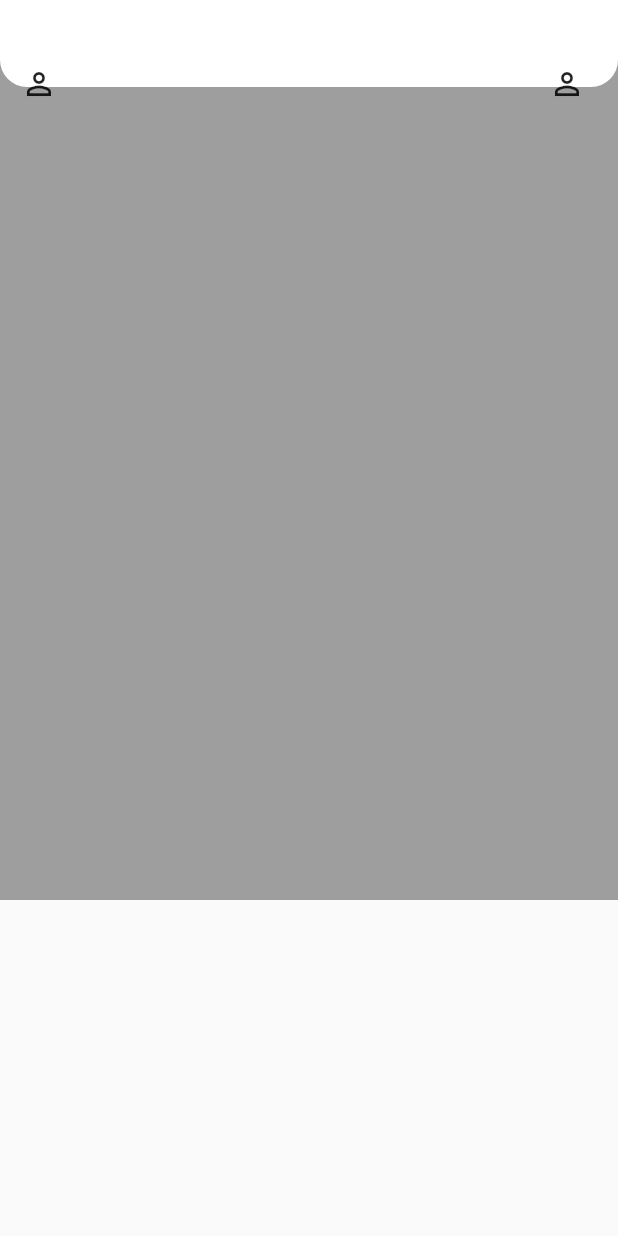
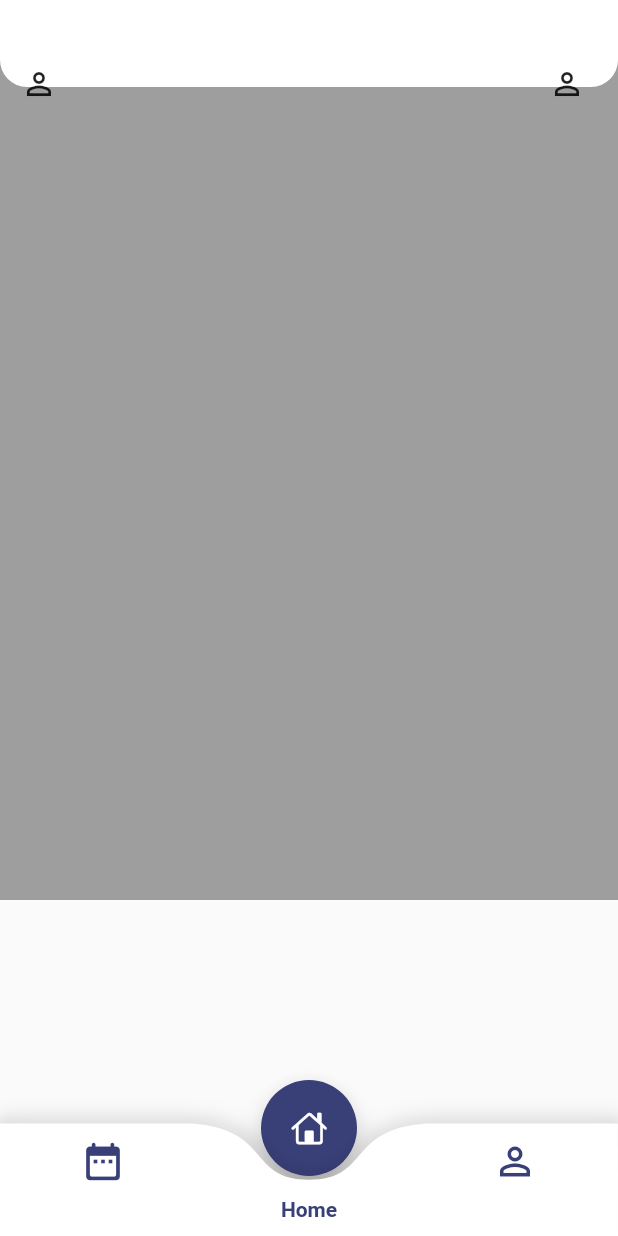
Before and after one commit to kucc1997/KUCCApp, a Flutter app: the Home screen opened by its route, on a phone screen of 412 x 824 dp. Run offline on Flutter 3.47's test engine with Material 2 defaults, Android fonts, the phone set to English and light mode, and no system bars; our stand-ins replace flutter_hooks, go_router, google_fonts, timelines; statements that could not run were skipped.

Commit message:
Add: navigation bar with custom curve

```diff
--- a/lib/routes.dart
+++ b/lib/routes.dart
@@ -1,5 +1,6 @@
 import 'package:go_router/go_router.dart';
 import 'package:flutter/material.dart';
+import 'package:kucc_app/views/components/scaffold_with_nav_bar.dart';
 import 'package:kucc_app/views/pages/home/home.dart';
 import 'package:kucc_app/views/pages/signup_login/login_signup.dart';
 import 'package:kucc_app/views/pages/timeline/timeline.dart';
@@ -12,18 +13,12 @@ GoRouter goRouter = GoRouter(routes: [
         return const LoginSignUp();
       },
       routes: [
-        GoRoute(
-            name: "home",
-            path: "home",
-            builder: (BuildContext context, GoRouterState state) {
-              return Home();
-            }),
-        GoRoute(
-            name: "settings",
-            path: "settings",
-            builder: (BuildContext context, GoRouterState state) {
-              return const Text("");
-            }),
+        StatefulShellRoute.indexedStack(
+            builder: (context, state, navigationShell) {
+              return ScaffoldWithNavBar(navigationShell: navigationShell);
+            },
+            branches: [
+              StatefulShellBranch(routes: [
                 GoRoute(
                     name: "events",
                     path: "events",
@@ -31,4 +26,38 @@ GoRouter goRouter = GoRouter(routes: [
                       return const TimeLine();
                     }),
               ]),
+              StatefulShellBranch(routes: [
+                GoRoute(
+                    name: "home",
+                    path: "home",
+                    builder: (BuildContext context, GoRouterState state) {
+                      return Home();
+                    }),
+              ]),
+              StatefulShellBranch(routes: [
+                GoRoute(
+                    name: "settings",
+                    path: "settings",
+                    builder: (BuildContext context, GoRouterState state) {
+                      return const Text("");
+                    }),
+              ]),
+            ])
+      ]),
 ]);
+
+/// NOTE: The index of the routes above directly corresponds to the index while
+/// navigation and the navigation bar.
+
+/// Root
+/// |- Branch A
+/// |- Branch B
+///   |- Branch B1
+/// |- Branch C
+///   |- Branch C1
+///   |- Branch C2
+/// The [StatefulNavigationShell] is a [StatefulWidget] that manages the
+/// [Navigator] for a branch of the app. It is used in conjunction with
+/// [StatefulShellRoute] and [StatefulShellBranch] to create a branch of the
+/// app that can be navigated to and from independently of other branches.
+///
--- /dev/null
+++ b/lib/views/components/custom_curved_nav_bar/exporting_nav.dart
@@ -0,0 +1,69 @@
+/// `exporting_nav.dart`
+///
+/// This file defines a CustomNavBar widget for a Flutter application.
+///
+/// The CustomNavBar is a custom widget that wraps the CurvedNavBar widget and provides additional customization options.
+/// It takes in several parameters including a navigation shell, labels for the navigation options, and icons for the navigation options.
+///
+/// The `build` method in the `_CustomNavBarState` class defines the appearance and behavior of the CustomNavBar.
+///
+/// The `navigationShell` is a required parameter of type `StatefulNavigationShell` which likely handles the state and behavior of the navigation.
+/// The `labels` are optional parameters that define the labels and icons of the navigation options respectively.
+
+import '../custom_curved_nav_bar/src/curved_nav_bar.dart';
+import 'package:flutter/material.dart';
+import 'package:go_router/go_router.dart';
+
+class CustomNavBar extends StatefulWidget {
+  const CustomNavBar({
+    required this.navigationShell,
+    super.key,
+    this.labels,
+    required this.icons,
+  });
+  final StatefulNavigationShell navigationShell;
+  final List<String>? labels;
+  final List<Widget> icons;
+  @override
+  State<CustomNavBar> createState() => _CustomNavBarState();
+}
+
+class _CustomNavBarState extends State<CustomNavBar> {
+  @override
+  Widget build(BuildContext context) {
+    Key? bottomNavigationKey;
+    return (CurvedNavigationBar(
+      labels: widget.labels,
+      key: bottomNavigationKey,
+      index: widget.navigationShell.currentIndex,
+      height: 75.0,
+      items: widget.icons,
+      color: Colors.white,
+      buttonBackgroundColor: const Color(0xFF394078),
+      backgroundColor: Colors.transparent,
+      animationCurve: Curves.easeInOutCubicEmphasized,
+      animationDuration: const Duration(milliseconds: 400),
+      onTap: (index) {
+        setState(() {
+          //change the page according to index
+          _onTap(context, index);
+        });
+      },
+      letIndexChange: (index) => true,
+    ));
+  }
+
+  void _onTap(BuildContext context, int index) {
+    // When navigating to a new branch, it's recommended to use the goBranch
+    // method, as doing so makes sure the last navigation state of the
+    // Navigator for the branch is restored.
+    widget.navigationShell.goBranch(
+      index,
+      // A common pattern when using bottom navigation bars is to support
+      // navigating to the initial location when tapping the item that is
+      // already active. This example demonstrates how to support this behavior,
+      // using the initialLocation parameter of goBranch.
+      initialLocation: index == widget.navigationShell.currentIndex,
+    );
+  }
+}
--- /dev/null
+++ b/lib/views/components/custom_curved_nav_bar/src/curved_nav_bar.dart
@@ -0,0 +1,220 @@
+// ignore_for_file: library_private_types_in_public_api
+
+/// `curved_nav_bar.dart`
+///
+/// This file defines a CurvedNavigationBar widget for a Flutter application.
+///
+/// The CurvedNavigationBar is a custom widget that provides a curved design for
+///  bottom navigation bars.
+/// It uses an AnimationController (`_animationController`) to animate transitions
+///  between navigation options.
+///
+/// The `animateTo` method is used to animate the transition to a new position
+///  when a different navigation option is selected.
+/// The duration and curve of the animation can be customized via the widget's
+/// properties (`widget.animationDuration` and `widget.animationCurve`).
+
+import 'package:flutter/material.dart';
+import 'nav_button.dart';
+import 'nav_custom_painter.dart';
+
+typedef _LetIndexPage = bool Function(int value);
+
+class CurvedNavigationBar extends StatefulWidget {
+  final List<String>? labels;
+  final List<Widget> items;
+  final int index;
+  final Color color;
+  final Color? buttonBackgroundColor;
+  final Color backgroundColor;
+  final ValueChanged<int>? onTap;
+  final _LetIndexPage letIndexChange;
+  final Curve animationCurve;
+  final Duration animationDuration;
+  final double height;
+  CurvedNavigationBar({
+    Key? key,
+    required this.items,
+    this.index = 0,
+    this.color = Colors.white,
+    this.buttonBackgroundColor,
+    this.backgroundColor = Colors.blueAccent,
+    this.onTap,
+    _LetIndexPage? letIndexChange,
+    this.animationCurve = Curves.easeOut,
+    this.animationDuration = const Duration(milliseconds: 600),
+    this.height = 75.0,
+    this.labels,
+  })  : letIndexChange = letIndexChange ?? ((_) => true),
+        assert(items.isNotEmpty),
+        assert(0 <= index && index < items.length),
+        assert(0 <= height && height <= 75.0),
+        super(key: key);
+
+  @override
+  CurvedNavigationBarState createState() => CurvedNavigationBarState();
+}
+
+class CurvedNavigationBarState extends State<CurvedNavigationBar>
+    with SingleTickerProviderStateMixin {
+  late double _startingPos;
+  int _endingIndex = 0;
+  late double _pos;
+  double _buttonHide = 0;
+  late Widget _icon;
+  late AnimationController _animationController;
+  late int _length;
+
+  @override
+  void initState() {
+    super.initState();
+    _icon = widget.items[widget.index];
+    _length = widget.items.length;
+    _pos = widget.index / _length;
+    _startingPos = widget.index / _length;
+    _animationController = AnimationController(vsync: this, value: _pos);
+    _animationController.addListener(() {
+      setState(() {
+        _pos = _animationController.value;
+        final endingPos = _endingIndex / widget.items.length;
+        final middle = (endingPos + _startingPos) / 2;
+        if ((endingPos - _pos).abs() < (_startingPos - _pos).abs()) {
+          _icon = widget.items[_endingIndex];
+        }
+        _buttonHide =
+            (1 - ((middle - _pos) / (_startingPos - middle)).abs()).abs();
+      });
+    });
+  }
+
+  @override
+  void didUpdateWidget(CurvedNavigationBar oldWidget) {
+    super.didUpdateWidget(oldWidget);
+    if (oldWidget.index != widget.index) {
+      final newPosition = widget.index / _length;
+      _startingPos = _pos;
+      _endingIndex = widget.index;
+      _animationController.animateTo(newPosition,
+          duration: widget.animationDuration, curve: widget.animationCurve);
+    }
+  }
+
+  @override
+  void dispose() {
+    _animationController.dispose();
+    super.dispose();
+  }
+
+  @override
+  Widget build(BuildContext context) {
+    Size size = MediaQuery.of(context).size;
+    return SizedBox(
+      height: widget.height,
+      child: Stack(
+        clipBehavior: Clip.none,
+        alignment: Alignment.bottomCenter,
+        children: <Widget>[
+          Positioned(
+            bottom: -40 - (75.0 - widget.height),
+            left: Directionality.of(context) == TextDirection.rtl
+                ? null
+                : _pos * size.width,
+            right: Directionality.of(context) == TextDirection.rtl
+                ? _pos * size.width
+                : null,
+            width: size.width / _length,
+            child: Center(
+              child: Transform.translate(
+                offset: Offset(
+                  0,
+                  -(1 - _buttonHide) * 80,
+                ),
+                child: Material(
+                  elevation: 9,
+                  color: widget.buttonBackgroundColor ?? widget.color,
+                  type: MaterialType.circle,
+                  child: Padding(
+                    padding: const EdgeInsets.all(20.0),
+
+                    /// *[Icon]* is modified here to change the color of selected icon
+                    child: Icon((_icon as Icon).icon, color: Colors.white),
+                  ),
+                ),
+              ),
+            ),
+          ),
+          Positioned(
+            left: 0,
+            right: 0,
+            bottom: 0 - (75.0 - widget.height),
+            child: CustomPaint(
+              painter: NavCustomPainter(
+                  _pos, _length, widget.color, Directionality.of(context)),
+              child: Container(
+                height: 75.0,
+              ),
+            ),
+          ),
+          Positioned(
+            left: 0,
+            right: 0,
+            bottom: 0 - (75.0 - widget.height),
+            child: SizedBox(
+                height: 100.0,
+                child: Row(
+                    children: widget.items.map((item) {
+                  return NavButton(
+                    onTap: _buttonTap,
+                    position: _pos,
+                    length: _length,
+                    index: widget.items.indexOf(item),
+                    child: Center(child: item),
+                  );
+                }).toList())),
+          ),
+          Positioned(
+            width: size.width / _length,
+            left: Directionality.of(context) == TextDirection.rtl
+                ? null
+                : _pos * size.width,
+            right: Directionality.of(context) == TextDirection.rtl
+                ? _pos * size.width
+                : null,
+            child: Center(
+                child: Padding(
+              padding: const EdgeInsets.only(bottom: 10.0),
+              child: Text(
+                widget.labels![(_pos * _length).round()],
+                style: const TextStyle(
+                  color: Color(0xFF394078),
+                  fontSize: 14,
+                  fontWeight: FontWeight.bold,
+                ),
+              ),
+            )),
+          ),
+        ],
+      ),
+    );
+  }
+
+  void setPage(int index) {
+    _buttonTap(index);
+  }
+
+  void _buttonTap(int index) {
+    if (!widget.letIndexChange(index)) {
+      return;
+    }
+    if (widget.onTap != null) {
+      widget.onTap!(index);
+    }
+    final newPosition = index / _length;
+    setState(() {
+      _startingPos = _pos;
+      _endingIndex = index;
+      _animationController.animateTo(newPosition,
+          duration: widget.animationDuration, curve: widget.animationCurve);
+    });
+  }
+}
--- /dev/null
+++ b/lib/views/components/custom_curved_nav_bar/src/nav_button.dart
@@ -0,0 +1,57 @@
+/// `nav_button.dart`
+///
+/// This file defines a NavButton widget for a Flutter application.
+///
+/// The NavButton is a custom widget that represents a single navigation option
+/// in a navigation bar.
+/// It takes in several parameters including the current position, total length
+/// of the navigation bar, index of the button, onTap function, and the child widget.
+///
+/// The `build` method defines the appearance and behavior of the NavButton. It
+/// calculates the desired position of the button and the difference from the current
+/// position to animate the button's vertical alignment and opacity.
+/// The GestureDetector widget is used to handle tap events, triggering the
+/// provided onTap function with the index of the button.
+
+import 'package:flutter/material.dart';
+
+class NavButton extends StatelessWidget {
+  final double position;
+  final int length;
+  final int index;
+  final ValueChanged<int> onTap;
+  final Widget child;
+
+  NavButton({
+    required this.onTap,
+    required this.position,
+    required this.length,
+    required this.index,
+    required this.child,
+  });
+
+  @override
+  Widget build(BuildContext context) {
+    final desiredPosition = 1.0 / length * index;
+    final difference = (position - desiredPosition).abs();
+    final verticalAlignment = 1 - length * difference;
+    final opacity = length * difference;
+    return Expanded(
+      child: GestureDetector(
+        behavior: HitTestBehavior.translucent,
+        onTap: () {
+          onTap(index);
+        },
+        child: Container(
+            height: 75.0,
+            child: Transform.translate(
+              offset: Offset(
+                  0, difference < 1.0 / length ? verticalAlignment * 40 : 0),
+              child: Opacity(
+                  opacity: difference < 1.0 / length * 0.99 ? opacity : 1.0,
+                  child: child),
+            )),
+      ),
+    );
+  }
+}
--- /dev/null
+++ b/lib/views/components/custom_curved_nav_bar/src/nav_custom_painter.dart
@@ -0,0 +1,62 @@
+import 'package:flutter/material.dart';
+
+class NavCustomPainter extends CustomPainter {
+  late double loc;
+  late double s;
+  Color color;
+  TextDirection textDirection;
+
+  NavCustomPainter(
+      double startingLoc, int itemsLength, this.color, this.textDirection) {
+    final span = 1.0 / itemsLength;
+    s = 0.2;
+    double l = startingLoc + (span - s) / 2;
+    loc = textDirection == TextDirection.rtl ? 0.8 - l : l;
+  }
+
+  @override
+  void paint(Canvas canvas, Size size) {
+    //add a drop shadow here
+    final paint = Paint()
+      ..color = color
+      ..style = PaintingStyle.fill;
+
+    final path = Path()
+      ..moveTo(0, 0)
+      ..lineTo((loc - 0.09) * size.width, 0) // Straight line
+
+      ..cubicTo(
+        (loc + s * 0.20) * size.width,
+        size.height * 0.05,
+        loc * size.width,
+        size.height * 0.50,
+        (loc + s * 0.50) * size.width,
+        size.height * 0.50,
+      )
+      ..cubicTo(
+        (loc + s) * size.width,
+        size.height * 0.50,
+        (loc + s - s * 0.20) * size.width,
+        size.height * 0.05,
+        (loc + s + 0.09) * size.width,
+        0,
+      )
+      ..lineTo(size.width - .1, 0)
+      ..lineTo(size.width, size.height)
+      ..lineTo(0, size.height)
+      ..close();
+
+    final shadow = Paint()
+      ..color = const Color.fromARGB(137, 0, 0, 0)
+      ..style = PaintingStyle.stroke
+      ..strokeWidth = 3
+      ..maskFilter = const MaskFilter.blur(BlurStyle.normal, 7);
+    canvas.drawPath(path.shift(const Offset(1, 2)), shadow);
+    canvas.drawPath(path, paint);
+  }
+
+  @override
+  bool shouldRepaint(CustomPainter oldDelegate) {
+    return this != oldDelegate;
+  }
+}
--- /dev/null
+++ b/lib/views/components/scaffold_with_nav_bar.dart
@@ -0,0 +1,41 @@
+import 'package:flutter/cupertino.dart';
+import 'package:flutter/material.dart';
+import 'package:go_router/go_router.dart';
+import 'package:kucc_app/views/components/custom_curved_nav_bar/exporting_nav.dart';
+
+class ScaffoldWithNavBar extends StatefulWidget {
+  /// Constructs an [ScaffoldWithNavBar].
+  const ScaffoldWithNavBar({
+    required this.navigationShell,
+    Key? key,
+  }) : super(key: key ?? const ValueKey<String>('ScaffoldWithNavBar'));
+
+  /// The navigation shell and container for the branch Navigators.
+  final StatefulNavigationShell navigationShell;
+
+  @override
+  State<ScaffoldWithNavBar> createState() => _ScaffoldWithNavBarState();
+}
+
+class _ScaffoldWithNavBarState extends State<ScaffoldWithNavBar> {
+  @override
+  Widget build(BuildContext context) {
+    const labels = ['Events', 'Home', 'Profile'];
+    const icons = <Widget>[
+      /// *[Icon]* are later modified in the [CurvedNavigationBar] class
+      /// Attention: While using other packages for icons, make sure
+      /// not to pass any other type of [Widget] other than [Icon] to
+      /// the [CurvedNavigationBar] class.
+      Icon(Icons.date_range_rounded, size: 30, color: Color(0xFF394078)),
+      Icon(CupertinoIcons.home, size: 28, color: Color(0xFF394078)),
+      Icon(Icons.person_outline, size: 30, color: Color(0xFF394078)),
+    ];
+    return Scaffold(
+        body: widget.navigationShell,
+        bottomNavigationBar: CustomNavBar(
+          navigationShell: widget.navigationShell,
+          labels: labels,
+          icons: icons,
+        ));
+  }
+}
```
Also changed, not shown: 9 other files. Lines whose indentation alone changed are shown as unchanged.
